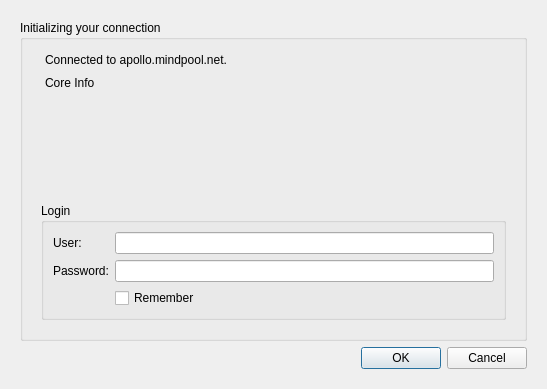
First picture: the form in src/qtui/ui/coreconnectdlg.ui, repository quassel/quassel, before the edit.
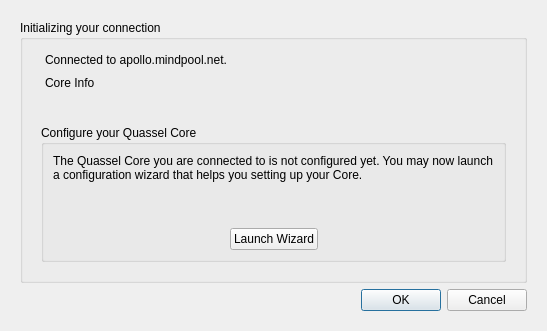
Second picture: the form after the edit. The open tabs and pages were chosen to show the change. Icons and pictures are not drawn.

Commit message: The Core Configuration Wizard is back! teH rul! Well, probably still has some rough edges, but you should be able to configure a Quassel Core from scratch now again. If you want to test this, be sure to remove both the database and the settings (.quassel/* and .config/Quassel Project/* on Linux). Oh, and I completely broke the client/core protocol again. Oh well.

```diff
--- a/src/qtui/ui/coreconnectdlg.ui
+++ b/src/qtui/ui/coreconnectdlg.ui
@@ -5,8 +5,8 @@
    <rect>
     <x>0</x>
     <y>0</y>
-    <width>511</width>
-    <height>389</height>
+    <width>493</width>
+    <height>331</height>
    </rect>
   </property>
   <property name="windowTitle" >
@@ -260,6 +260,95 @@
                   </item>
                  </layout>
                 </widget>
+                <widget class="QWidget" name="coreConfigPage" >
+                 <layout class="QVBoxLayout" >
+                  <item>
+                   <spacer>
+                    <property name="orientation" >
+                     <enum>Qt::Vertical</enum>
+                    </property>
+                    <property name="sizeHint" >
+                     <size>
+                      <width>20</width>
+                      <height>71</height>
+                     </size>
+                    </property>
+                   </spacer>
+                  </item>
+                  <item>
+                   <widget class="QGroupBox" name="groupBox_4" >
+                    <property name="title" >
+                     <string>Configure your Quassel Core</string>
+                    </property>
+                    <layout class="QVBoxLayout" >
+                     <item>
+                      <widget class="QLabel" name="label_7" >
+                       <property name="text" >
+                        <string>The Quassel Core you are connected to is not configured yet. You may now launch a configuration wizard that helps you setting up your Core.</string>
+                       </property>
+                       <property name="alignment" >
+                        <set>Qt::AlignLeading|Qt::AlignLeft|Qt::AlignTop</set>
+                       </property>
+                       <property name="wordWrap" >
+                        <bool>true</bool>
+                       </property>
+                      </widget>
+                     </item>
+                     <item>
+                      <spacer>
+                       <property name="orientation" >
+                        <enum>Qt::Vertical</enum>
+                       </property>
+                       <property name="sizeHint" >
+                        <size>
+                         <width>20</width>
+                         <height>40</height>
+                        </size>
+                       </property>
+                      </spacer>
+                     </item>
+                     <item>
+                      <layout class="QHBoxLayout" >
+                       <item>
+                        <spacer>
+                         <property name="orientation" >
+                          <enum>Qt::Horizontal</enum>
+                         </property>
+                         <property name="sizeHint" >
+                          <size>
+                           <width>40</width>
+                           <height>20</height>
+                          </size>
+                         </property>
+                        </spacer>
+                       </item>
+                       <item>
+                        <widget class="QPushButton" name="launchCoreConfigWizard" >
+                         <property name="text" >
+                          <string>Launch Wizard</string>
+                         </property>
+                        </widget>
+                       </item>
+                       <item>
+                        <spacer>
+                         <property name="orientation" >
+                          <enum>Qt::Horizontal</enum>
+                         </property>
+                         <property name="sizeHint" >
+                          <size>
+                           <width>40</width>
+                           <height>20</height>
+                          </size>
+                         </property>
+                        </spacer>
+                       </item>
+                      </layout>
+                     </item>
+                    </layout>
+                   </widget>
+                  </item>
+                 </layout>
+                </widget>
                 <widget class="QWidget" name="loginEmptyPage" />
                </widget>
               </item>
```
Left out of the diff: 4 changed lines with no effect on the pictures. The commit also changes 25 other files.
